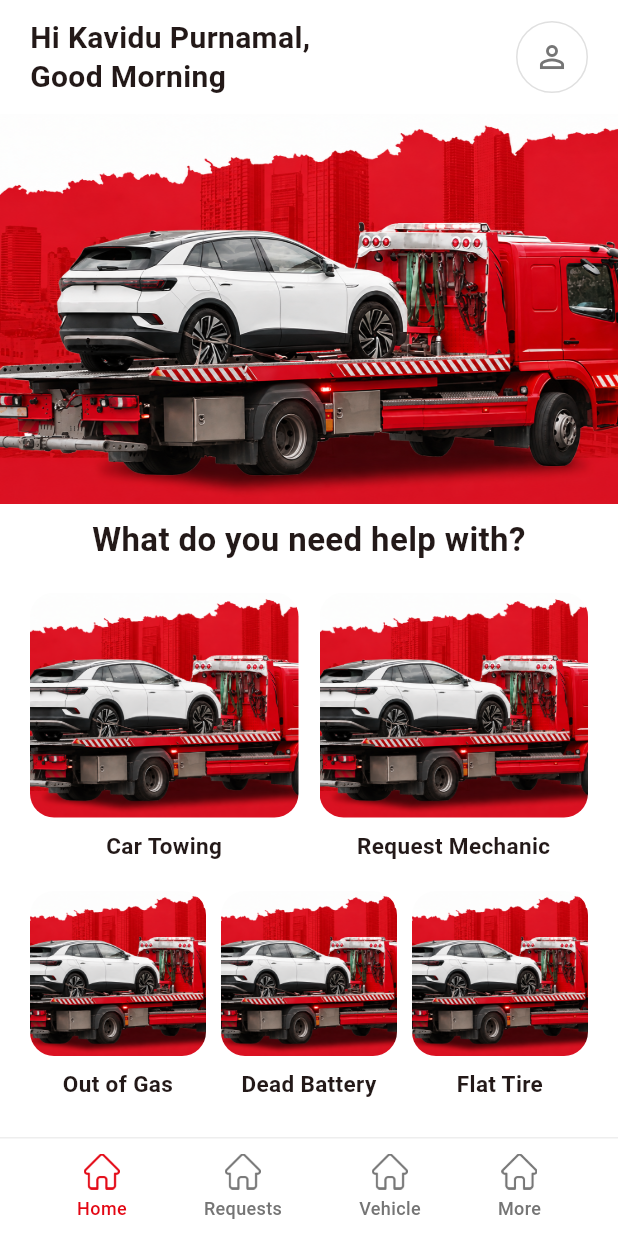
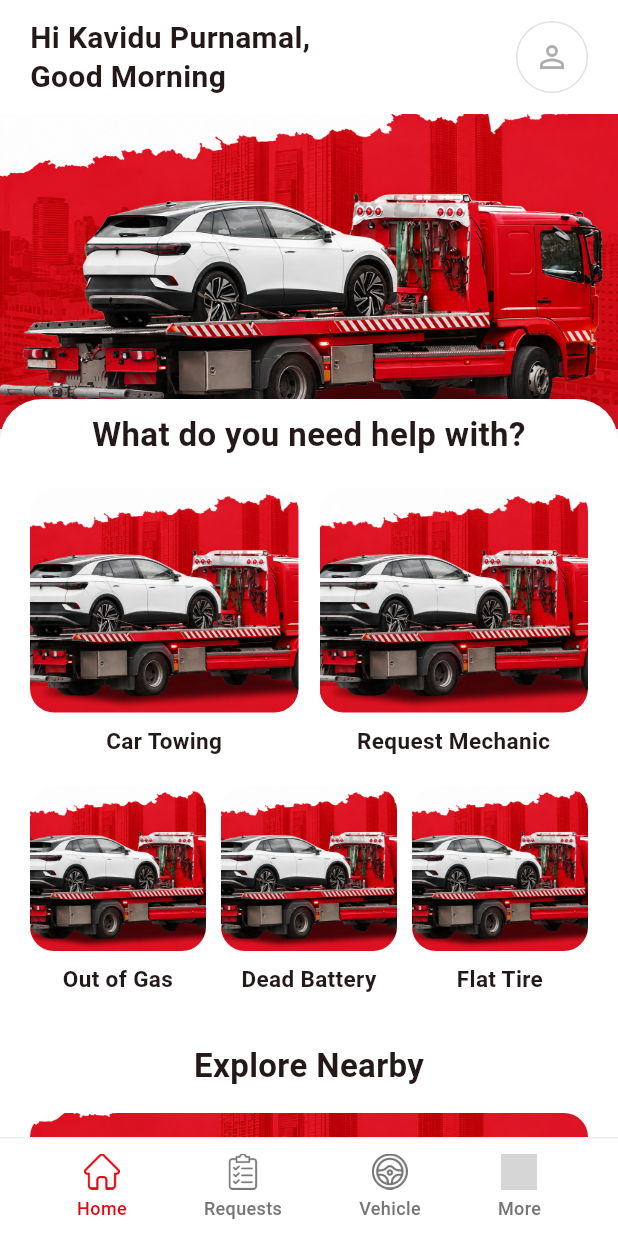
Before and after one commit to ChathuraAbeysinghe/RoadsideAssitance, a Flutter app: the screen it shows after launch, on a phone screen of 412 x 824 dp. Run offline on Flutter 3.47's test engine with Material 3 defaults, Android fonts, the phone set to English and light mode, and no system bars; our stand-ins replace cloud_firestore, firebase_auth, firebase_core, intl_phone_field, pin_code_fields; accounts and stored records are empty; grey boxes are pictures that could not be loaded.

Commit message:
Update home_page.dart

```diff
--- a/lib/features/home/home_page.dart
+++ b/lib/features/home/home_page.dart
@@ -41,11 +41,13 @@ class HomePage extends StatelessWidget {
                     height: 48,
                     decoration: BoxDecoration(
                       shape: BoxShape.circle,
-                      border: Border.all(color: Colors.grey.shade300),
+                      border: Border.all(
+                        color: const Color.fromARGB(84, 165, 164, 164),
+                      ),
                     ),
                     child: Icon(
                       Icons.person_outline,
-                      color: Colors.grey.shade600,
+                      color: const Color.fromARGB(151, 117, 117, 117),
                     ),
                   ),
                 ],
@@ -57,7 +59,7 @@ class HomePage extends StatelessWidget {
               child: Stack(
                 children: [
                   SizedBox(
-                    height: 260,
+                    height: 210,
                     width: double.infinity,
                     child: Image.asset(
                       'assets/images/hero.png',
@@ -105,9 +107,21 @@ class HomePage extends StatelessWidget {
                     child: Column(
                       crossAxisAlignment: CrossAxisAlignment.start,
                       children: [
-                        const SizedBox(height: 260),
+                        const SizedBox(height: 190),
                         Container(
+                          decoration: const BoxDecoration(
                             color: Colors.white,
+                            borderRadius: BorderRadius.vertical(
+                              top: Radius.circular(28),
+                            ),
+                            boxShadow: [
+                              BoxShadow(
+                                color: Color(0x26000000),
+                                blurRadius: 14,
+                                offset: Offset(0, -4),
+                              ),
+                            ],
+                          ),
                           child: Column(
                             crossAxisAlignment: CrossAxisAlignment.start,
                             children: [
@@ -115,7 +129,9 @@ class HomePage extends StatelessWidget {
 
                               // "What do you need help with?" section
                               Padding(
-                                padding: const EdgeInsets.symmetric(horizontal: 20),
+                                padding: const EdgeInsets.symmetric(
+                                  horizontal: 20,
+                                ),
                                 child: Column(
                                   crossAxisAlignment: CrossAxisAlignment.center,
                                   children: [
@@ -197,7 +213,8 @@ class HomePage extends StatelessWidget {
                                         height: 130,
                                         width: double.infinity,
                                         fit: BoxFit.cover,
-                              errorBuilder: (context, error, stackTrace) =>
+                                        errorBuilder:
+                                            (context, error, stackTrace) =>
                                                 Container(
                                                   height: 130,
                                                   color: Colors.grey.shade300,
@@ -219,10 +236,7 @@ class HomePage extends StatelessWidget {
             ),
 
             // Bottom navigation bar
-            SafeArea(
-              top: false,
-              child: _BottomNavBar(),
-            ),
+            SafeArea(top: false, child: _BottomNavBar()),
           ],
         ),
       ),
@@ -291,9 +305,9 @@ class _BottomNavBar extends StatelessWidget {
             iconPath: 'assets/images/home1.png',
             isActive: true,
           ),
-          _NavItem(label: 'Requests', iconPath: 'assets/images/home1.png'),
-          _NavItem(label: 'Vehicle', iconPath: 'assets/images/home1.png'),
-          _NavItem(label: 'More', iconPath: 'assets/images/home1.png'),
+          _NavItem(label: 'Requests', iconPath: 'assets/images/clipboard1.png'),
+          _NavItem(label: 'Vehicle', iconPath: 'assets/images/wheel1.png'),
+          _NavItem(label: 'More', iconPath: 'assets/images/application1.png'),
         ],
       ),
     );
```
Lines whose indentation alone changed are shown as unchanged.
